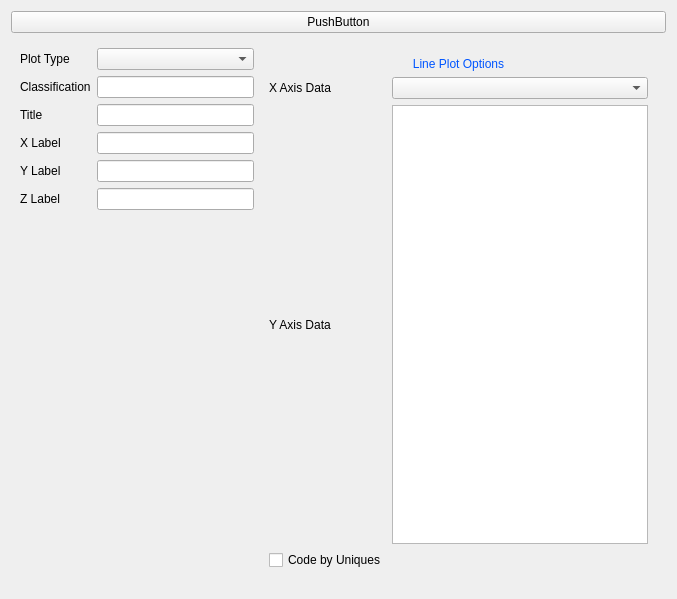
stephgm/analytix, file tools/src/PlotH5/mpltools/widgetUis/PlotWidget.ui: the form before one commit.
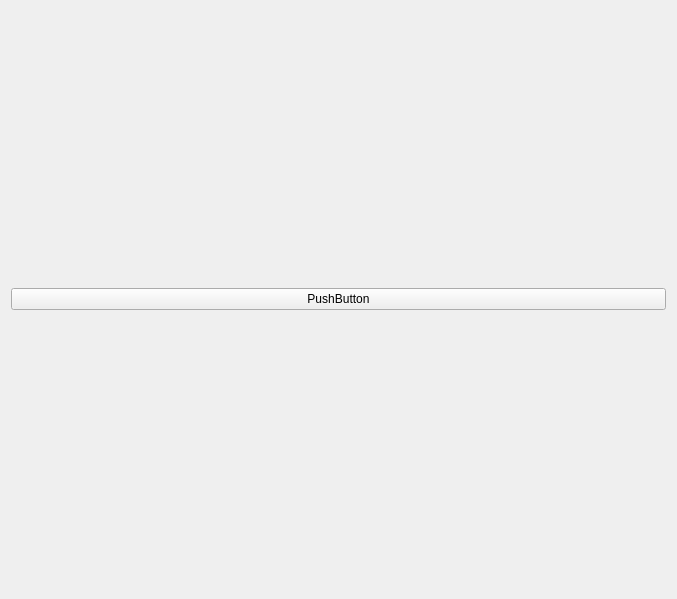
The form after the commit.

Commit message: Basic Strategy laid out for PlotWidget.  Gonna Change it up.

What changed in the file:
```diff
--- a/tools/src/PlotH5/mpltools/widgetUis/PlotWidget.ui
+++ b/tools/src/PlotH5/mpltools/widgetUis/PlotWidget.ui
@@ -16,7 +16,7 @@
   <layout class="QGridLayout" name="gridLayout_2">
    <item row="0" column="0">
     <layout class="QGridLayout" name="GlobalLayout">
-     <item row="0" column="0">
+     <item row="1" column="0">
       <layout class="QGridLayout" name="PlotCanvasLayout">
        <item row="0" column="0">
         <widget class="QPushButton" name="pushButton">
@@ -27,142 +27,8 @@
        </item>
       </layout>
      </item>
-     <item row="1" column="0">
-      <widget class="QWidget" name="EditWidget" native="true">
-       <layout class="QGridLayout" name="gridLayout">
-        <item row="0" column="0">
-         <layout class="QGridLayout" name="EditLayout">
-          <item row="0" column="2" rowspan="7">
-           <widget class="QStackedWidget" name="stackedWidget">
-            <widget class="QWidget" name="page">
-             <layout class="QGridLayout" name="gridLayout_4">
-              <item row="0" column="0">
-               <layout class="QGridLayout" name="gridLayout_3">
-                <item row="2" column="1">
-                 <widget class="QListWidget" name="LineYAxisData">
-                  <property name="minimumSize">
-                   <size>
-                    <width>0</width>
-                    <height>300</height>
-                   </size>
-                  </property>
-                 </widget>
-                </item>
-                <item row="1" column="0">
-                 <widget class="QLabel" name="label_8">
-                  <property name="text">
-                   <string>X Axis Data</string>
-                  </property>
-                 </widget>
-                </item>
-                <item row="1" column="1">
-                 <widget class="QComboBox" name="LineXAxisData"/>
-                </item>
-                <item row="2" column="0">
-                 <widget class="QLabel" name="label_9">
-                  <property name="text">
-                   <string>Y Axis Data</string>
-                  </property>
-                 </widget>
-                </item>
-                <item row="0" column="0" colspan="2">
-                 <widget class="QLabel" name="label_7">
-                  <property name="text">
-                   <string>&lt;html&gt;&lt;head/&gt;&lt;body&gt;&lt;p align=&quot;center&quot;&gt;&lt;span style=&quot; color:#0055ff;&quot;&gt;Line Plot Options&lt;/span&gt;&lt;/p&gt;&lt;/body&gt;&lt;/html&gt;</string>
-                  </property>
-                 </widget>
-                </item>
-                <item row="3" column="0">
-                 <widget class="QCheckBox" name="checkBox">
-                  <property name="text">
-                   <string>Code by Uniques</string>
-                  </property>
-                 </widget>
-                </item>
-               </layout>
-              </item>
-             </layout>
-            </widget>
-            <widget class="QWidget" name="page_2"/>
-           </widget>
-          </item>
-          <item row="3" column="0">
-           <widget class="QLabel" name="label">
-            <property name="text">
-             <string>X Label</string>
-            </property>
-           </widget>
-          </item>
-          <item row="4" column="0">
-           <widget class="QLabel" name="label_2">
-            <property name="text">
-             <string>Y Label</string>
-            </property>
-           </widget>
-          </item>
-          <item row="0" column="0">
-           <widget class="QLabel" name="label_3">
-            <property name="text">
-             <string>Plot Type</string>
-            </property>
-           </widget>
-          </item>
-          <item row="0" column="1">
-           <widget class="QComboBox" name="comboBox_2"/>
-          </item>
-          <item row="5" column="0">
-           <widget class="QLabel" name="label_4">
-            <property name="text">
-             <string>Z Label</string>
-            </property>
-           </widget>
-          </item>
-          <item row="3" column="1">
-           <widget class="QLineEdit" name="XLabelLine"/>
-          </item>
-          <item row="5" column="1">
-           <widget class="QLineEdit" name="ZLabelLine"/>
-          </item>
-          <item row="4" column="1">
-           <widget class="QLineEdit" name="YLabelLine"/>
-          </item>
-          <item row="2" column="1">
-           <widget class="QLineEdit" name="TitleLine"/>
-          </item>
-          <item row="1" column="1">
-           <widget class="QLineEdit" name="ClassificationLine"/>
-          </item>
-          <item row="2" column="0">
-           <widget class="QLabel" name="label_5">
-            <property name="text">
-             <string>Title</string>
-            </property>
-           </widget>
-          </item>
-          <item row="1" column="0">
-           <widget class="QLabel" name="label_6">
-            <property name="text">
-             <string>Classification</string>
-            </property>
-           </widget>
-          </item>
-          <item row="6" column="0">
-           <spacer name="verticalSpacer">
-            <property name="orientation">
-             <enum>Qt::Vertical</enum>
-            </property>
-            <property name="sizeHint" stdset="0">
-             <size>
-              <width>20</width>
-              <height>40</height>
-             </size>
-            </property>
-           </spacer>
-          </item>
-         </layout>
-        </item>
-       </layout>
-      </widget>
+     <item row="0" column="0">
+      <layout class="QGridLayout" name="ToolbarLayout"/>
      </item>
     </layout>
    </item>
```
The commit also changes 4 other files.
